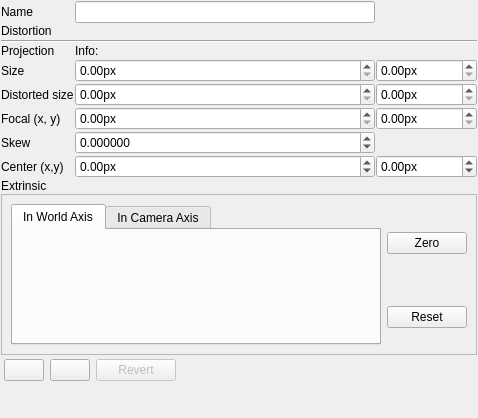
Before: the Qt Designer form utils/distortioncorrector/cameraModelParametersControlWidget.ui in NickPenkrat/corecvs, drawn with Qt 5.
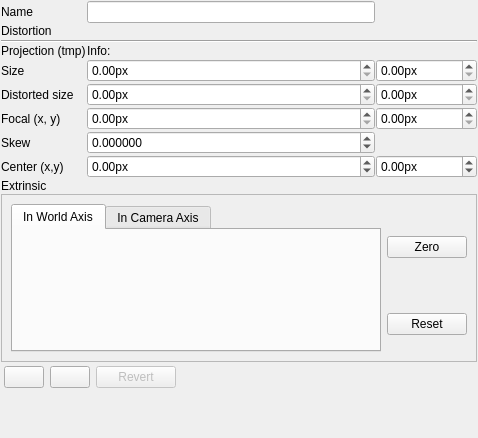
After: the same form once the commit is applied. Icons and pictures are not drawn. Custom widgets are drawn as their Qt base class.

Commit message: Core support for projection models

```diff
--- a/utils/distortioncorrector/cameraModelParametersControlWidget.ui
+++ b/utils/distortioncorrector/cameraModelParametersControlWidget.ui
@@ -7,7 +7,7 @@
     <x>0</x>
     <y>0</y>
     <width>478</width>
-    <height>418</height>
+    <height>438</height>
    </rect>
   </property>
   <property name="windowTitle">
@@ -132,7 +132,7 @@
    <item row="6" column="0">
     <widget class="QLabel" name="label_11">
      <property name="text">
-      <string>Projection</string>
+      <string>Projection (tmp)</string>
      </property>
     </widget>
    </item>
```
The commit also changes 21 other files.
